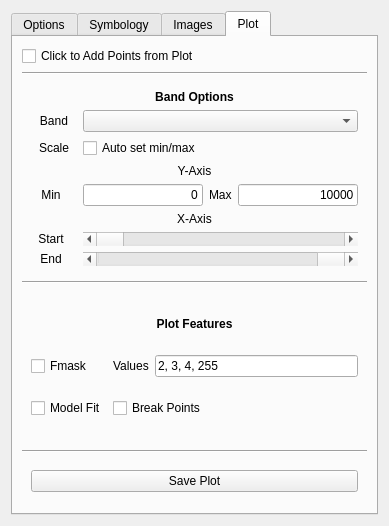
The window that ui/ui_controls.ui (ceholden/TSTools) describes before a commit, drawn with Qt 5.
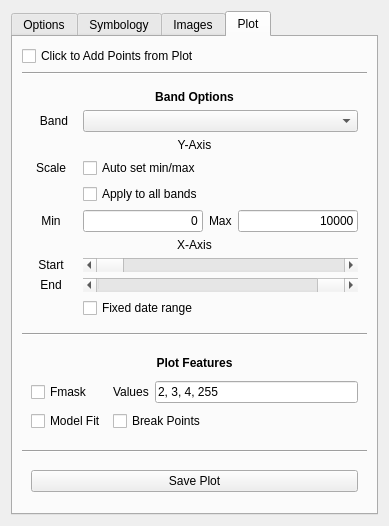
The same window after the commit.

Commit message: Added two options to plot tab of control panel UI that control X & Y plot scale options

The edit to the form file:
```diff
--- a/ui/ui_controls.ui
+++ b/ui/ui_controls.ui
@@ -534,7 +534,14 @@
           </size>
          </property>
          <layout class="QGridLayout" name="gridLayout_3">
-          <item row="6" column="1" colspan="5">
+          <item row="10" column="3" colspan="3">
+           <widget class="QCheckBox" name="cbox_xscale_fix">
+            <property name="text">
+             <string>Fixed date range</string>
+            </property>
+           </widget>
+          </item>
+          <item row="7" column="1" colspan="5">
            <widget class="QLabel" name="label_4">
             <property name="text">
              <string>X-Axis</string>
@@ -544,7 +551,7 @@
             </property>
            </widget>
           </item>
-          <item row="7" column="1">
+          <item row="8" column="1">
            <widget class="QLabel" name="lab_xmin">
             <property name="minimumSize">
              <size>
@@ -560,7 +567,7 @@
             </property>
            </widget>
           </item>
-          <item row="8" column="1">
+          <item row="9" column="1">
            <widget class="QLabel" name="lab_xmax">
             <property name="minimumSize">
              <size>
@@ -598,7 +605,7 @@
             </property>
            </widget>
           </item>
-          <item row="5" column="4">
+          <item row="6" column="4">
            <widget class="QLabel" name="lab_max">
             <property name="text">
              <string>Max</string>
@@ -615,7 +622,7 @@
             </property>
            </widget>
           </item>
-          <item row="5" column="5">
+          <item row="6" column="5">
            <widget class="QLineEdit" name="edit_max">
             <property name="inputMask">
              <string/>
@@ -628,7 +635,7 @@
             </property>
            </widget>
           </item>
-          <item row="5" column="3">
+          <item row="6" column="3">
            <widget class="QLineEdit" name="edit_min">
             <property name="inputMask">
              <string/>
@@ -644,24 +651,7 @@
           <item row="1" column="3" colspan="3">
            <widget class="QComboBox" name="combox_band"/>
           </item>
-          <item row="2" column="1" colspan="2">
-           <widget class="QLabel" name="lab_scale">
-            <property name="text">
-             <string>Scale</string>
-            </property>
-            <property name="alignment">
-             <set>Qt::AlignCenter</set>
-            </property>
-           </widget>
-          </item>
-          <item row="2" column="3" colspan="3">
-           <widget class="QCheckBox" name="cbox_scale">
-            <property name="text">
-             <string>Auto set min/max</string>
-            </property>
-           </widget>
-          </item>
-          <item row="5" column="1">
+          <item row="6" column="1">
            <widget class="QLabel" name="lab_min">
             <property name="text">
              <string>Min</string>
@@ -681,7 +671,7 @@
             </property>
            </widget>
           </item>
-          <item row="8" column="3" colspan="3">
+          <item row="9" column="3" colspan="3">
            <widget class="QScrollBar" name="scroll_xmax">
             <property name="value">
              <number>99</number>
@@ -697,7 +687,7 @@
             </property>
            </widget>
           </item>
-          <item row="7" column="3" colspan="3">
+          <item row="8" column="3" colspan="3">
            <widget class="QScrollBar" name="scroll_xmin">
             <property name="tracking">
              <bool>false</bool>
@@ -707,6 +697,30 @@
             </property>
            </widget>
           </item>
+          <item row="4" column="1">
+           <widget class="QLabel" name="lab_scale">
+            <property name="text">
+             <string>Scale</string>
+            </property>
+            <property name="alignment">
+             <set>Qt::AlignCenter</set>
+            </property>
+           </widget>
+          </item>
+          <item row="4" column="3" colspan="3">
+           <widget class="QCheckBox" name="cbox_scale">
+            <property name="text">
+             <string>Auto set min/max</string>
+            </property>
+           </widget>
+          </item>
+          <item row="5" column="3" colspan="3">
+           <widget class="QCheckBox" name="cbox_yscale_all">
+            <property name="text">
+             <string>Apply to all bands</string>
+            </property>
+           </widget>
+          </item>
          </layout>
         </widget>
        </item>
```
Left out of the diff: 56 changed lines with no effect on the pictures.
